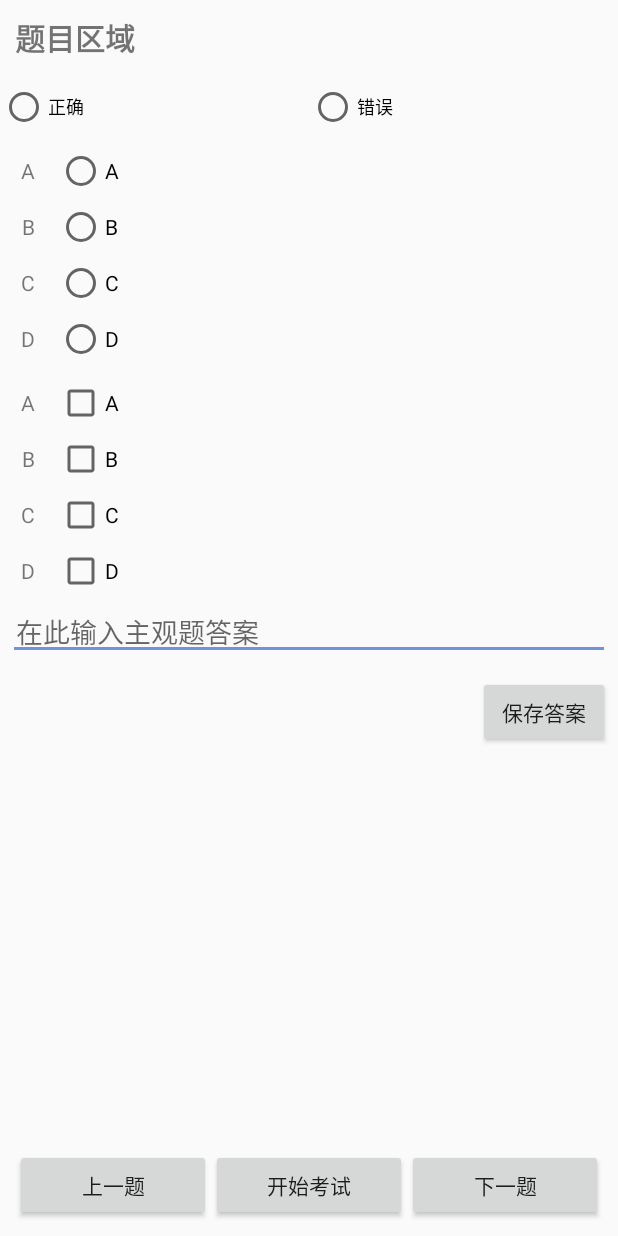
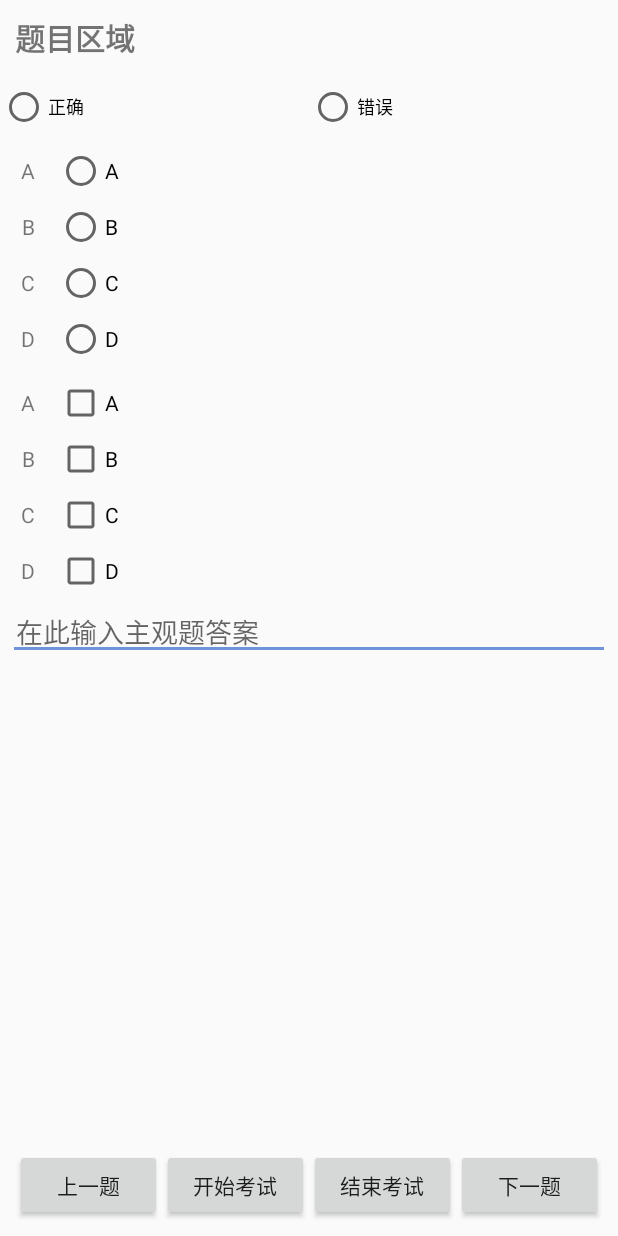
Before and after one commit to yaoyf1101/flyapp, an Android app: the fragment QuestionFragment shown on its own in the app's theme, on a phone screen of 412 x 824 dp. Run offline under Robolectric (Android 15) with nearby library versions, the phone set to English and light mode, and no system bars.

Commit message:
20190321

```diff
--- a/app/src/main/res/layout/fragment_question.xml
+++ b/app/src/main/res/layout/fragment_question.xml
@@ -222,7 +222,7 @@
                 android:id="@+id/edit_area"
                 android:padding="5dp"
                 />
-            <LinearLayout
+<!--            <LinearLayout
                 android:layout_width="match_parent"
                 android:layout_height="wrap_content">
                 <Button
@@ -232,15 +232,9 @@
                     android:text="提示一下"
                     android:visibility="invisible"
                     android:layout_margin="5dp"/>
-                <Button
-                    android:layout_width="wrap_content"
-                    android:layout_height="wrap_content"
-                    android:id="@+id/save_answer"
-                    android:text="保存答案"
-                    android:layout_marginStart="220dp"
-                    android:layout_marginTop="5dp"/>
 
-            </LinearLayout>
+            </LinearLayout>-->
+
             <LinearLayout
                 android:layout_width="match_parent"
                 android:layout_height="wrap_content"
@@ -319,6 +313,13 @@
             android:text="开始考试" />
 
         <Button
+            android:layout_width="match_parent"
+            android:layout_height="wrap_content"
+            android:id="@+id/save_answer"
+            android:text="结束考试"
+            android:layout_weight="1" />
+
+        <Button
             android:id="@+id/btn_next"
             android:layout_width="match_parent"
             android:layout_height="wrap_content"
```
Also changed, not shown: app/src/main/java/com/example/yaoyifei/yaoyfapplication/Entity/UserAnswer.java (+7 -0 lines), app/src/main/java/com/example/yaoyifei/yaoyfapplication/View/Fragment/QuestionFragment.java (+61 -7 lines).
